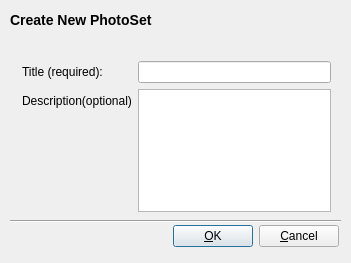
First picture: the form in flickrexport/flickralbumdialog.ui, repository KDE/kipi-plugins, before the edit.
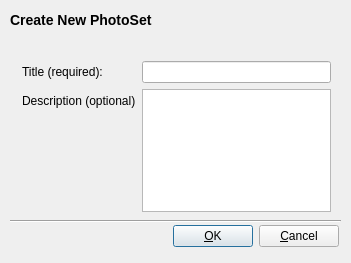
Second picture: the form after the edit. Custom widgets are drawn as their Qt base class.

The edit to the form file:
```diff
--- a/flickrexport/flickralbumdialog.ui
+++ b/flickrexport/flickralbumdialog.ui
@@ -140,7 +140,7 @@
     <item row="1" column="0" >
      <widget class="QLabel" name="captionLabel" >
       <property name="text" >
-       <string>Description(optional)</string>
+       <string>Description (optional)</string>
       </property>
       <property name="wordWrap" >
        <bool>false</bool>
```
